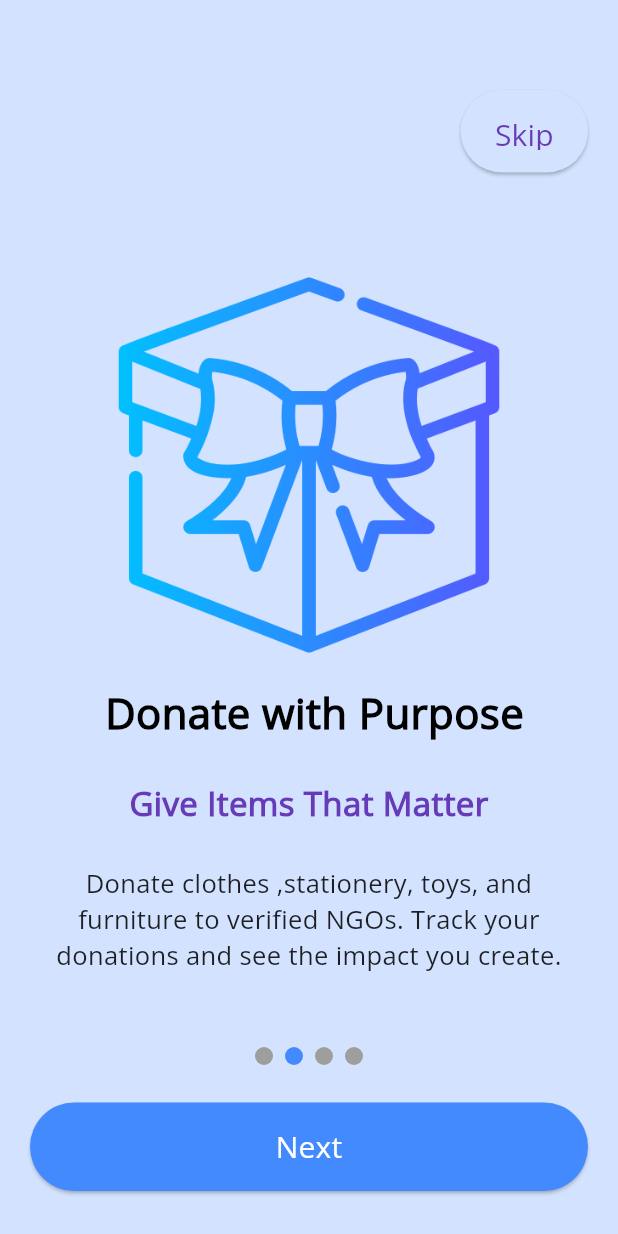
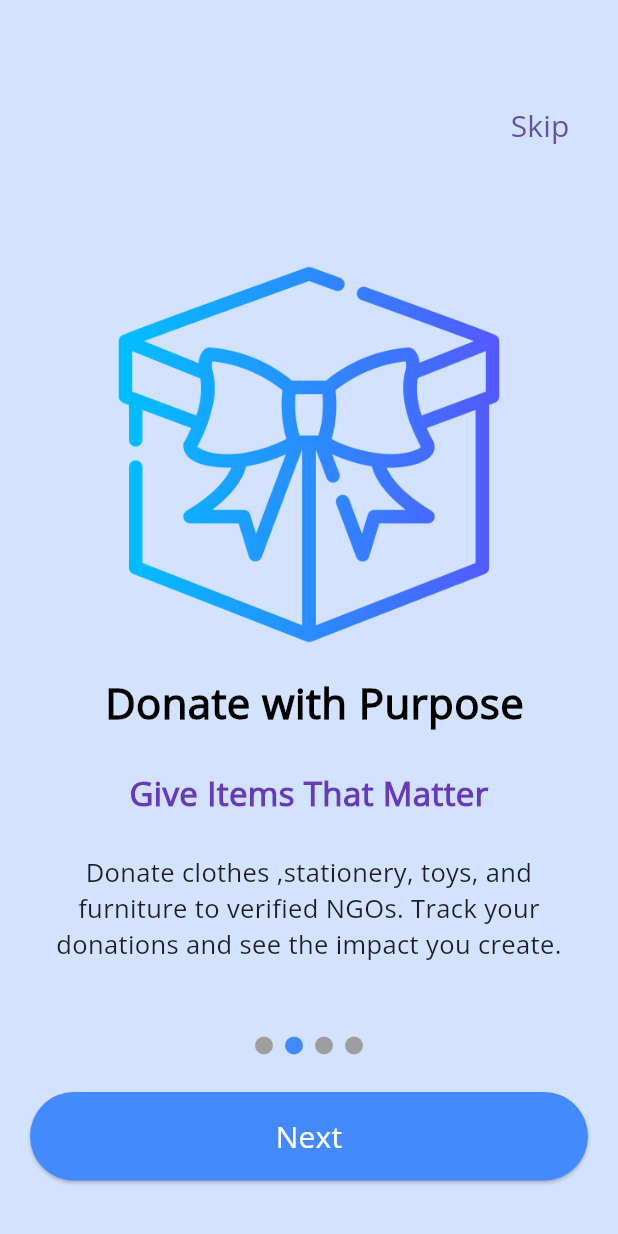
Before and after one commit to arunaguragain/aashwaas, a Flutter app: the screen it shows after launch, after a tap on "Next", on a phone screen of 412 x 824 dp. Run offline on Flutter 3.47's test engine with Material 3 defaults, Android fonts, the phone set to English and light mode, and no system bars; our stand-ins replace font_awesome_flutter.

Commit message:
changed the elevated button to text button for skip and added floating button in bottom navigation bar

```diff
--- a/lib/screens/first_onboading_screen.dart
+++ b/lib/screens/first_onboading_screen.dart
@@ -19,10 +19,7 @@ class FirstOnboadingScreen extends StatelessWidget {
               Row(
                 mainAxisAlignment: MainAxisAlignment.end,
                 children: [
-                  Container(
-                    height: 55,
-                    width: 85,
-                    child: MyButton(
+                  TextButton(
                     onPressed: () {
                       Navigator.push(
                         context,
@@ -31,9 +28,10 @@ class FirstOnboadingScreen extends StatelessWidget {
                         ),
                       );
                     },
-                      text: 'Skip',
-                      textColor: Colors.deepPurple,
-                      color: const Color.fromARGB(255, 211, 227, 255),
+                    child: Text(
+                      "Skip",
+                      selectionColor: Colors.deepPurple,
+                      style: TextStyle(fontSize: 20),
                     ),
                   ),
                 ],
--- a/lib/screens/second_onboading_screen.dart
+++ b/lib/screens/second_onboading_screen.dart
@@ -19,10 +19,7 @@ class SecondOnboadingScreen extends StatelessWidget {
               Row(
                 mainAxisAlignment: MainAxisAlignment.end,
                 children: [
-                  Container(
-                    height: 55,
-                    width: 85,
-                    child: MyButton(
+                 TextButton(
                     onPressed: () {
                       Navigator.push(
                         context,
@@ -31,9 +28,10 @@ class SecondOnboadingScreen extends StatelessWidget {
                         ),
                       );
                     },
-                      text: 'Skip',
-                      textColor: Colors.deepPurple,
-                      color: const Color.fromARGB(255, 211, 227, 255),
+                    child: Text(
+                      "Skip",
+                      selectionColor: Colors.deepPurple,
+                      style: TextStyle(fontSize: 20),
                     ),
                   ),
                 ],
```
Also changed, not shown: lib/screens/donor_home_screen.dart (+45 -8 lines), lib/screens/third_onboarding_screen.dart (+5 -7 lines). Lines whose indentation alone changed are shown as unchanged.
